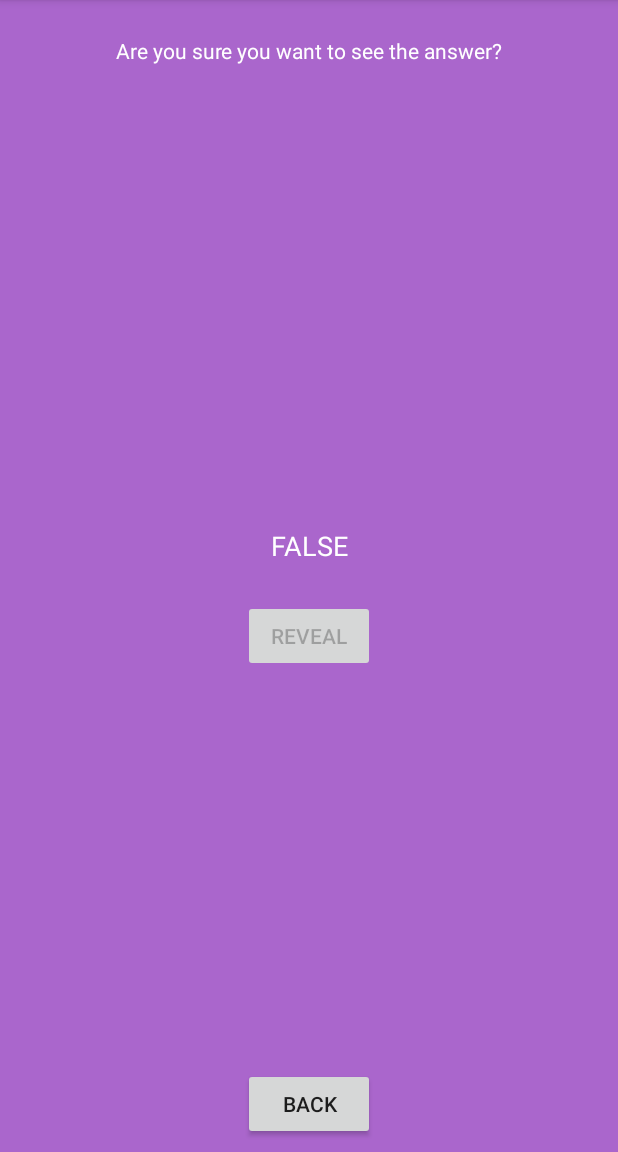
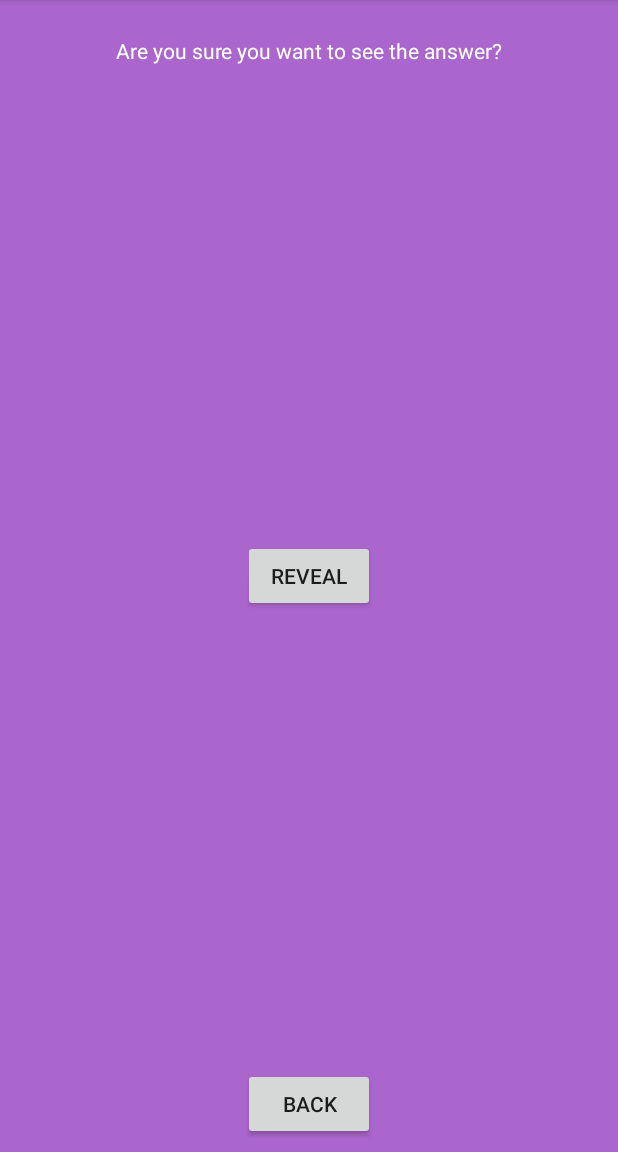
Before and after one commit to panta82/TrueFalseQuiz, an Android app: the CheatActivity screen opened directly, with no data from a screen before it, after a tap on "REVEAL", on a phone screen of 412 x 824 dp, the part 84-1236 px from its top. Run offline under Robolectric (Android 15) with nearby library versions, the phone set to English and light mode, and no system bars.

```diff
--- a/app/src/main/java/net/pantas/truefalsequiz/CheatActivity.java
+++ b/app/src/main/java/net/pantas/truefalsequiz/CheatActivity.java
@@ -1,10 +1,13 @@
 package net.pantas.truefalsequiz;
 
+import android.animation.Animator;
+import android.animation.AnimatorListenerAdapter;
 import android.content.Context;
 import android.content.Intent;
 import android.support.v7.app.AppCompatActivity;
 import android.os.Bundle;
 import android.view.View;
+import android.view.ViewAnimationUtils;
 import android.widget.Button;
 import android.widget.TextView;
 
@@ -16,7 +19,7 @@ public class CheatActivity extends AppCompatActivity {
 	private final static String CORRECT_ANSWER_KEY = "CORRECT_ANSWER_KEY";
 	private final static String REVEALED_KEY = "REVEALED_KEY";
 
-	private TextView mAnswer;
+	private TextView mAnswerTextView;
 	private Button mRevealButton;
 
 	private boolean mCorrectAnswer;
@@ -27,7 +30,7 @@ public class CheatActivity extends AppCompatActivity {
 		super.onCreate(savedInstanceState);
 		setContentView(R.layout.activity_cheat);
 
-		mAnswer = (TextView) findViewById(R.id.cheat_answer);
+		mAnswerTextView = (TextView) findViewById(R.id.cheat_answer);
 		mRevealButton = (Button) findViewById(R.id.cheat_reveal_btn);
 
 		if (savedInstanceState != null) {
@@ -41,7 +44,7 @@ public class CheatActivity extends AppCompatActivity {
 		}
 
 		if (mRevealed) {
-			setRevealed();
+			setRevealed(false);
 		}
 	}
 
@@ -52,11 +55,27 @@ public class CheatActivity extends AppCompatActivity {
 		super.onSaveInstanceState(outState);
 	}
 
-	private void setRevealed() {
+	private void setRevealed(boolean animate) {
 		mRevealed = true;
-		mRevealButton.setEnabled(false);
-		mAnswer.setText(mCorrectAnswer ? "TRUE" : "FALSE");
-		mAnswer.setVisibility(View.VISIBLE);
+		mAnswerTextView.setText(mCorrectAnswer ? "TRUE" : "FALSE");
+		if (!animate || android.os.Build.VERSION.SDK_INT < android.os.Build.VERSION_CODES.LOLLIPOP) {
+			mAnswerTextView.setVisibility(View.VISIBLE);
+			mRevealButton.setVisibility(View.INVISIBLE);
+		} else {
+			int cx = mRevealButton.getWidth() / 2;
+			int cy = mRevealButton.getHeight() / 2;
+			float radius = mRevealButton.getWidth();
+			Animator anim = ViewAnimationUtils.createCircularReveal(mRevealButton, cx, cy, radius, 0);
+			anim.addListener(new AnimatorListenerAdapter() {
+				@Override
+				public void onAnimationEnd(Animator animation) {
+					super.onAnimationEnd(animation);
+					mAnswerTextView.setVisibility(View.VISIBLE);
+					mRevealButton.setVisibility(View.INVISIBLE);
+				}
+			});
+			anim.start();
+		}
 
 		Intent returnIntent = new Intent();
 		returnIntent.putExtra(EXTRA_ANSWER_SHOWN, true);
@@ -64,7 +83,11 @@ public class CheatActivity extends AppCompatActivity {
 	}
 
 	public void onClickBtnCheatReveal(View view) {
-		setRevealed();
+		setRevealed(true);
+	}
+
+	public void onClickBtnCheatBack(View view) {
+		this.finish();
 	}
 
 	public static Intent newIntent(Context packageContext, boolean correctAnswer) {
@@ -76,8 +99,4 @@ public class CheatActivity extends AppCompatActivity {
 	public static boolean wasResultShown(int resultCode, Intent intent) {
 		return resultCode == RESULT_OK && intent != null && intent.hasExtra(EXTRA_ANSWER_SHOWN) && intent.getBooleanExtra(EXTRA_ANSWER_SHOWN, false);
 	}
-
-	public void onClickBtnCheatBack(View view) {
-		this.finish();
-	}
 }
--- a/app/src/main/res/layout/activity_cheat.xml
+++ b/app/src/main/res/layout/activity_cheat.xml
@@ -15,7 +15,7 @@
 		android:layout_marginRight="8dp"
 		android:layout_marginStart="8dp"
 		android:layout_marginTop="24dp"
-		android:text="Are you sure you want to see the answer?"
+		android:text="@string/cheat_are_you_sure_you_want_to_see_the_answer"
 		android:textColor="@android:color/white"
 		app:layout_constraintLeft_toLeftOf="parent"
 		app:layout_constraintRight_toRightOf="parent"
@@ -24,7 +24,7 @@
 	<TextView
 		android:id="@+id/cheat_answer"
 		android:layout_width="wrap_content"
-		android:layout_height="0dp"
+		android:layout_height="wrap_content"
 		android:layout_marginBottom="8dp"
 		android:layout_marginEnd="8dp"
 		android:layout_marginLeft="8dp"
@@ -32,8 +32,9 @@
 		android:layout_marginStart="8dp"
 		android:textColor="@android:color/white"
 		android:textSize="18sp"
-		android:visibility="gone"
-		app:layout_constraintBottom_toTopOf="@+id/guideline2"
+		android:visibility="invisible"
+		app:layout_constraintBottom_toBottomOf="@+id/guideline2"
+		app:layout_constraintTop_toTopOf="@+id/guideline2"
 		app:layout_constraintLeft_toLeftOf="parent"
 		app:layout_constraintRight_toRightOf="parent"
 		tools:text="TRUE" />
@@ -43,11 +44,11 @@
 		android:layout_width="wrap_content"
 		android:layout_height="wrap_content"
 		android:layout_marginTop="16dp"
-		android:text="Reveal"
+		android:text="@string/cheat_btn_reveal"
 		app:layout_constraintLeft_toLeftOf="parent"
 		app:layout_constraintRight_toRightOf="parent"
-		app:layout_constraintTop_toBottomOf="@+id/guideline2"
-		tools:layout_editor_absoluteX="148dp"
+		app:layout_constraintBottom_toBottomOf="@+id/guideline2"
+		app:layout_constraintTop_toTopOf="@+id/guideline2"
 		android:onClick="onClickBtnCheatReveal"/>
 
 	<Button
@@ -57,7 +58,7 @@
 		android:layout_marginBottom="8dp"
 		android:layout_marginLeft="8dp"
 		android:layout_marginRight="8dp"
-		android:text="Back"
+		android:text="@string/cheat_btn_back"
 		app:layout_constraintBottom_toBottomOf="parent"
 		app:layout_constraintLeft_toLeftOf="parent"
 		app:layout_constraintRight_toRightOf="parent"
--- a/app/src/main/res/values/strings.xml
+++ b/app/src/main/res/values/strings.xml
@@ -10,4 +10,7 @@
 	<string name="btn_true">True</string>
 	<string name="btn_false">False</string>
 	<string name="btn_reveal_answer">Reveal answer</string>
+	<string name="cheat_btn_reveal">Reveal</string>
+	<string name="cheat_btn_back">Back</string>
+	<string name="cheat_are_you_sure_you_want_to_see_the_answer">Are you sure you want to see the answer?</string>
 </resources>
```
